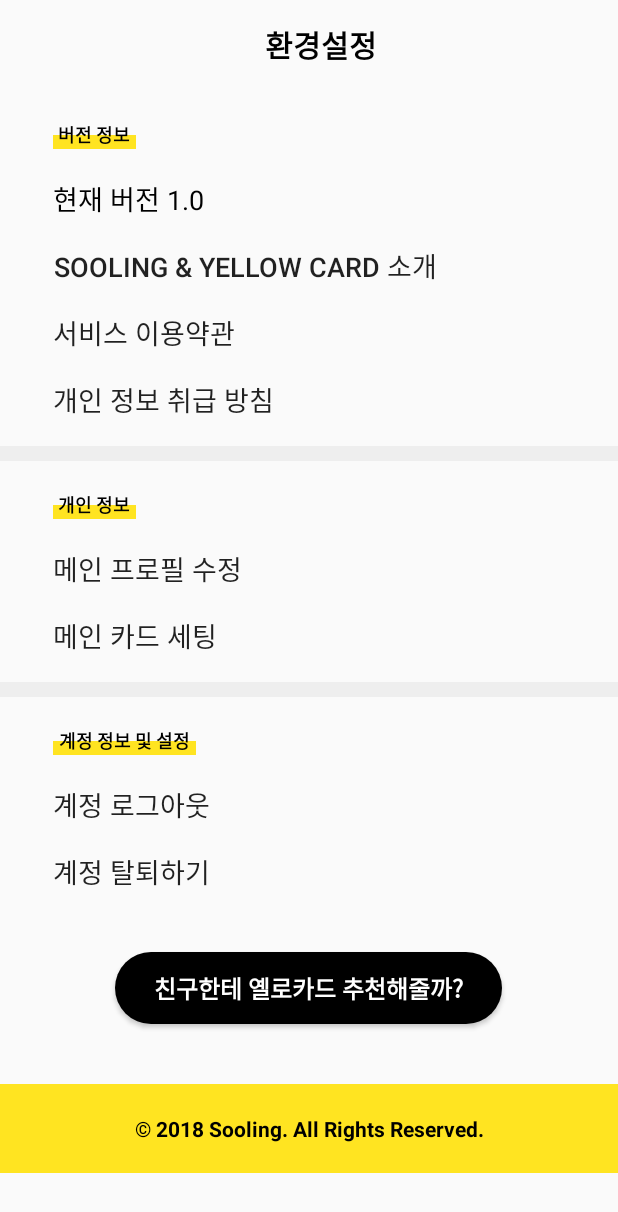
After one commit to alcohol-king/sooling-android, an Android app: the layout activity_setting.xml on its own in the app's theme, with its tools: preview values and no code run, on a phone screen of 412 x 824 dp. The commit adds this screen. Shown: the top 1212 px of the screen. Run offline under Robolectric (Android 15) with nearby library versions, the phone set to English and light mode, and no system bars.

Commit message:
#5 Layout setting activity

```diff
--- a/app/src/main/AndroidManifest.xml
+++ b/app/src/main/AndroidManifest.xml
@@ -27,10 +27,12 @@
             </intent-filter>
         </activity>
         <activity android:name="com.sooling.sooling.activity.add_drink.AddHistoryActivity" />
-        <activity android:name=".activity.CalendarActivity" />
+        <activity android:name=".activity.calendar.CalendarActivity" />
         <activity android:name=".activity.WikiActivity" />
-        <activity android:name=".activity.SettingActivity" />
+        <activity android:name=".activity.setting.SettingActivity" />
         <activity android:name=".activity.login.LoginActivity" />
+        <activity android:name=".activity.setting.SettingCardActivity" />
+        <activity android:name=".activity.setting.SettingProfileActivity" />
     </application>
 
 </manifest>
--- a/app/src/main/java/com/sooling/sooling/activity/add_drink/AddHistoryActivity.kt
+++ b/app/src/main/java/com/sooling/sooling/activity/add_drink/AddHistoryActivity.kt
@@ -19,8 +19,7 @@ class AddHistoryActivity : AppCompatActivity() {
 
     private fun initView() {
         supportActionBar?.setDisplayHomeAsUpEnabled(true)
-        supportActionBar?.setTitle(R.string.all_add_history)
-        // supportActionBar?.setHomeAsUpIndicator(R.drawable.ic_back)
+//         supportActionBar?.setHomeAsUpIndicator(R.drawable.ic_back)
 
         iv_minus.setOnClickListener {
             var count = tv_count.text.toString().toInt()
--- a/app/src/main/java/com/sooling/sooling/activity/SettingActivity.kt
+++ b/app/src/main/java/com/sooling/sooling/activity/calendar/CalendarActivity.kt
@@ -1,9 +1,9 @@
-package com.sooling.sooling.activity
+package com.sooling.sooling.activity.calendar
 
 import android.os.Bundle
 import android.support.v7.app.AppCompatActivity
 
-class SettingActivity : AppCompatActivity() {
+class CalendarActivity : AppCompatActivity() {
 
     override fun onCreate(savedInstanceState: Bundle?) {
         super.onCreate(savedInstanceState)
--- a/app/src/main/java/com/sooling/sooling/activity/login/LoginActivity.kt
+++ b/app/src/main/java/com/sooling/sooling/activity/login/LoginActivity.kt
@@ -2,10 +2,9 @@ package com.sooling.sooling.activity.login
 
 import android.os.Bundle
 import android.support.v7.app.AppCompatActivity
-import android.widget.Toast
 import com.kakao.auth.Session
 import com.sooling.sooling.R
-import kotlinx.android.synthetic.main.activity_main.*
+import kotlinx.android.synthetic.main.activity_login.*
 
 class LoginActivity : AppCompatActivity() {
 
@@ -13,14 +12,9 @@ class LoginActivity : AppCompatActivity() {
 
     override fun onCreate(savedInstanceState: Bundle?) {
         super.onCreate(savedInstanceState)
-        setContentView(R.layout.activity_main)
-
-        btn_test.setOnClickListener {
-            Toast.makeText(this,"test", Toast.LENGTH_SHORT).show()
-        }
+        setContentView(R.layout.activity_login)
 
         btn_kakao_login.performClick()
-
         callback = SessionCallback()
         Session.getCurrentSession().addCallback(callback)
         callback!!.requestMe()
--- a/app/src/main/java/com/sooling/sooling/activity/main/MainActivity.kt
+++ b/app/src/main/java/com/sooling/sooling/activity/main/MainActivity.kt
@@ -8,8 +8,8 @@ import android.view.View
 import com.bumptech.glide.Glide
 import com.bumptech.glide.request.RequestOptions
 import com.sooling.sooling.R
-import com.sooling.sooling.activity.CalendarActivity
-import com.sooling.sooling.activity.SettingActivity
+import com.sooling.sooling.activity.calendar.CalendarActivity
+import com.sooling.sooling.activity.setting.SettingActivity
 import com.sooling.sooling.activity.WikiActivity
 import com.sooling.sooling.activity.add_drink.AddHistoryActivity
 import com.sooling.sooling.adapter.CardListAdapter
--- /dev/null
+++ b/app/src/main/java/com/sooling/sooling/activity/setting/SettingActivity.kt
@@ -0,0 +1,44 @@
+package com.sooling.sooling.activity.setting
+
+import android.graphics.Color
+import android.os.Bundle
+import android.support.v7.app.AppCompatActivity
+import android.text.Spannable
+import android.text.SpannableStringBuilder
+import android.text.style.ForegroundColorSpan
+import android.view.View
+import android.widget.TextView
+import com.sooling.sooling.R
+import kotlinx.android.synthetic.main.activity_setting.*
+import org.jetbrains.anko.startActivity
+
+
+class SettingActivity : AppCompatActivity(), View.OnClickListener {
+
+    override fun onCreate(savedInstanceState: Bundle?) {
+        super.onCreate(savedInstanceState)
+        setContentView(R.layout.activity_setting)
+
+        initView()
+    }
+
+    private fun initView() {
+        supportActionBar?.setDisplayHomeAsUpEnabled(true)
+
+        // 추천 버튼에 색상 지정
+        val span = SpannableStringBuilder(getString(R.string.setting_friend))
+        span.setSpan(ForegroundColorSpan(resources.getColor(R.color.colorBeer))
+                , 4, 9, Spannable.SPAN_EXCLUSIVE_EXCLUSIVE)
+        btn_recommend.setText(span, TextView.BufferType.SPANNABLE)
+
+        btn_profile.setOnClickListener(this)
+        btn_card.setOnClickListener(this)
+    }
+
+    override fun onClick(view: View?) {
+        when (view?.id) {
+            R.id.btn_profile -> startActivity<SettingProfileActivity>()
+            R.id.btn_card -> startActivity<SettingCardActivity>()
+        }
+    }
+}
--- a/app/src/main/java/com/sooling/sooling/activity/CalendarActivity.kt
+++ b/app/src/main/java/com/sooling/sooling/activity/setting/SettingCardActivity.kt
@@ -1,9 +1,9 @@
-package com.sooling.sooling.activity
+package com.sooling.sooling.activity.setting
 
 import android.os.Bundle
 import android.support.v7.app.AppCompatActivity
 
-class CalendarActivity : AppCompatActivity() {
+class SettingCardActivity : AppCompatActivity() {
 
     override fun onCreate(savedInstanceState: Bundle?) {
         super.onCreate(savedInstanceState)
--- /dev/null
+++ b/app/src/main/java/com/sooling/sooling/activity/setting/SettingProfileActivity.kt
@@ -0,0 +1,11 @@
+package com.sooling.sooling.activity.setting
+
+import android.os.Bundle
+import android.support.v7.app.AppCompatActivity
+
+class SettingProfileActivity : AppCompatActivity() {
+
+    override fun onCreate(savedInstanceState: Bundle?) {
+        super.onCreate(savedInstanceState)
+    }
+}
--- a/app/src/main/java/com/sooling/sooling/adapter/CardListAdapter.kt
+++ b/app/src/main/java/com/sooling/sooling/adapter/CardListAdapter.kt
@@ -10,7 +10,9 @@ import android.widget.TextView
 import com.sooling.sooling.R
 import com.sooling.sooling.model.DrinkCard
 import com.sooling.sooling.util.GetCardData
+import kotlinx.android.synthetic.main.item_card.view.*
 import org.jetbrains.anko.backgroundResource
+
 
 class CardListAdapter(val context: Context, val cardList: List<DrinkCard>)
     : RecyclerView.Adapter<CardListAdapter.CardListViewHolder>() {
@@ -37,10 +39,10 @@ class CardListAdapter(val context: Context, val cardList: List<DrinkCard>)
     }
 
     inner class CardListViewHolder(itemView: View) : RecyclerView.ViewHolder(itemView) {
-        val cardBack: View = itemView.findViewById(R.id.view_card_back)
-        val cardMsg: TextView = itemView.findViewById(R.id.tv_card_msg1)
-        val cardMsg2: TextView = itemView.findViewById(R.id.tv_card_msg2)
-        val cardMsg3: TextView = itemView.findViewById(R.id.tv_card_msg3)
-        val drinkIcon: ImageView = itemView.findViewById(R.id.iv_main_drink)
+        val cardBack: View = itemView.view_card_back
+        val cardMsg: TextView = itemView.tv_card_msg1
+        val cardMsg2: TextView = itemView.tv_card_msg2
+        val cardMsg3: TextView = itemView.tv_card_msg3
+        val drinkIcon: ImageView = itemView.iv_main_drink
     }
 }
--- /dev/null
+++ b/app/src/main/res/drawable/back_rect_black2.xml
@@ -0,0 +1,7 @@
+<?xml version="1.0" encoding="utf-8"?>
+<shape xmlns:android="http://schemas.android.com/apk/res/android"
+    android:shape="rectangle">
+    <solid android:color="@android:color/black" />
+
+    <corners android:radius="100dp" />
+</shape>
--- a/app/src/main/res/layout/activity_add_history.xml
+++ b/app/src/main/res/layout/activity_add_history.xml
@@ -16,6 +16,20 @@
         app:layout_constraintRight_toRightOf="parent"
         app:layout_constraintTop_toTopOf="parent">
 
+        <LinearLayout
+            android:layout_width="match_parent"
+            android:layout_height="match_parent"
+            android:gravity="center"
+            android:orientation="vertical">
+
+            <TextView
+                android:layout_width="wrap_content"
+                android:layout_height="wrap_content"
+                android:text="@string/all_add_history"
+                android:textColor="@android:color/black"
+                android:textSize="20sp"
+                android:textStyle="bold" />
+        </LinearLayout>
     </android.support.v7.widget.Toolbar>
 
     <LinearLayout
@@ -84,7 +98,7 @@
                 android:id="@+id/iv_minus"
                 android:layout_width="14dp"
                 android:layout_height="14dp"
-                android:background="@drawable/back_circle_back"
+                android:background="@drawable/back_circle_gray"
                 android:scaleType="fitCenter"
                 android:src="@drawable/ic_minus" />
 
@@ -102,7 +116,7 @@
                 android:id="@+id/iv_plus"
                 android:layout_width="14dp"
                 android:layout_height="14dp"
-                android:background="@drawable/back_circle_back"
+                android:background="@drawable/back_circle_gray"
                 android:scaleType="fitCenter"
                 android:src="@drawable/ic_plus" />
 
--- /dev/null
+++ b/app/src/main/res/layout/activity_setting.xml
@@ -0,0 +1,276 @@
+<?xml version="1.0" encoding="utf-8"?>
+<ScrollView xmlns:android="http://schemas.android.com/apk/res/android"
+    android:layout_width="match_parent"
+    android:layout_height="match_parent"
+    android:orientation="vertical">
+
+    <LinearLayout
+        android:layout_width="match_parent"
+        android:layout_height="wrap_content"
+        android:orientation="vertical">
+
+        <android.support.v7.widget.Toolbar
+            android:id="@+id/toolbar_main"
+            android:layout_width="match_parent"
+            android:layout_height="60dp"
+            android:layout_marginBottom="20dp"
+            android:background="@android:color/transparent"
+            android:elevation="@null"
+            android:gravity="center_vertical">
+
+            <LinearLayout
+                android:layout_width="match_parent"
+                android:layout_height="match_parent"
+                android:gravity="center"
+                android:orientation="vertical">
+
+                <TextView
+                    android:layout_width="wrap_content"
+                    android:layout_height="wrap_content"
+                    android:text="@string/all_setting"
+                    android:textColor="@android:color/black"
+                    android:textSize="20sp"
+                    android:textStyle="bold" />
+            </LinearLayout>
+        </android.support.v7.widget.Toolbar>
+
+        <FrameLayout
+            android:layout_width="55dp"
+            android:layout_height="19dp"
+            android:layout_marginLeft="35dp">
+
+            <LinearLayout
+                android:layout_width="match_parent"
+                android:layout_height="match_parent"
+                android:gravity="bottom"
+                android:orientation="vertical">
+
+                <View
+                    android:layout_width="match_parent"
+                    android:layout_height="9dp"
+                    android:background="@color/colorBeer" />
+            </LinearLayout>
+
+            <LinearLayout
+                android:layout_width="match_parent"
+                android:layout_height="match_parent"
+                android:gravity="center"
+                android:orientation="vertical">
+
+                <TextView
+                    android:layout_width="wrap_content"
+                    android:layout_height="wrap_content"
+                    android:gravity="center"
+                    android:text="@string/setting_title1"
+                    android:textColor="@android:color/black"
+                    android:textSize="12sp"
+                    android:textStyle="bold" />
+            </LinearLayout>
+        </FrameLayout>
+
+        <TextView
+            android:id="@+id/tv_version"
+            android:layout_width="wrap_content"
+            android:layout_height="wrap_content"
+            android:layout_marginLeft="35dp"
+            android:layout_marginTop="19dp"
+            android:text="@string/setting_version"
+            android:textColor="@android:color/black"
+            android:textSize="18sp" />
+
+        <Button
+            android:id="@+id/btn_intro"
+            android:layout_width="wrap_content"
+            android:layout_height="wrap_content"
+            android:layout_marginVertical="17dp"
+            android:layout_marginLeft="35dp"
+            android:background="@android:color/transparent"
+            android:minWidth="0dp"
+            android:minHeight="0dp"
+            android:padding="0dp"
+            android:text="@string/setting_intro"
+            android:textSize="18dp" />
+
+        <Button
+            android:id="@+id/btn_service"
+            android:layout_width="wrap_content"
+            android:layout_height="wrap_content"
+            android:layout_marginLeft="35dp"
+            android:background="@android:color/transparent"
+            android:minWidth="0dp"
+            android:minHeight="0dp"
+            android:padding="0dp"
+            android:text="@string/setting_service"
+            android:textSize="18dp" />
+
+
+        <Button
+            android:id="@+id/btn_policy"
+            android:layout_width="wrap_content"
+            android:layout_height="wrap_content"
+            android:layout_marginVertical="17dp"
+            android:layout_marginLeft="35dp"
+            android:background="@android:color/transparent"
+            android:minWidth="0dp"
+            android:minHeight="0dp"
+            android:padding="0dp"
+            android:text="@string/setting_policy"
+            android:textSize="18dp" />
+
+        <View
+            android:layout_width="match_parent"
+            android:layout_height="10dp"
+            android:background="@color/colorBtnGray" />
+
+        <FrameLayout
+            android:layout_width="55dp"
+            android:layout_height="19dp"
+            android:layout_marginVertical="19dp"
+            android:layout_marginLeft="35dp">
+
+            <LinearLayout
+                android:layout_width="match_parent"
+                android:layout_height="match_parent"
+                android:gravity="bottom"
+                android:orientation="vertical">
+
+                <View
+                    android:layout_width="match_parent"
+                    android:layout_height="9dp"
+                    android:background="@color/colorBeer" />
+            </LinearLayout>
+
+            <LinearLayout
+                android:layout_width="match_parent"
+                android:layout_height="match_parent"
+                android:gravity="center"
+                android:orientation="vertical">
+
+                <TextView
+                    android:layout_width="wrap_content"
+                    android:layout_height="wrap_content"
+                    android:gravity="center"
+                    android:text="@string/setting_title2"
+                    android:textColor="@android:color/black"
+                    android:textSize="12sp"
+                    android:textStyle="bold" />
+            </LinearLayout>
+        </FrameLayout>
+
+        <Button
+            android:id="@+id/btn_profile"
+            android:layout_width="wrap_content"
+            android:layout_height="wrap_content"
+            android:layout_marginLeft="35dp"
+            android:background="@android:color/transparent"
+            android:minWidth="0dp"
+            android:minHeight="0dp"
+            android:padding="0dp"
+            android:text="@string/setting_profile"
+            android:textSize="18dp" />
+
+        <Button
+            android:id="@+id/btn_card"
+            android:layout_width="wrap_content"
+            android:layout_height="wrap_content"
+            android:layout_marginVertical="17dp"
+            android:layout_marginLeft="35dp"
+            android:background="@android:color/transparent"
+            android:minWidth="0dp"
+            android:minHeight="0dp"
+            android:padding="0dp"
+            android:text="@string/setting_card"
+            android:textSize="18dp" />
+
+        <View
+            android:layout_width="match_parent"
+            android:layout_height="10dp"
+            android:background="@color/colorBtnGray" />
+
+        <FrameLayout
+            android:layout_width="95dp"
+            android:layout_height="19dp"
+            android:layout_marginVertical="19dp"
+            android:layout_marginLeft="35dp">
+
+            <LinearLayout
+                android:layout_width="match_parent"
+                android:layout_height="match_parent"
+                android:gravity="bottom"
+                android:orientation="vertical">
+
+                <View
+                    android:layout_width="match_parent"
+                    android:layout_height="9dp"
+                    android:background="@color/colorBeer" />
+            </LinearLayout>
+
+            <LinearLayout
+                android:layout_width="match_parent"
+                android:layout_height="match_parent"
+                android:gravity="center"
+                android:orientation="vertical">
+
+                <TextView
+                    android:layout_width="wrap_content"
+                    android:layout_height="wrap_content"
+                    android:gravity="center"
+                    android:text="@string/setting_title3"
+                    android:textColor="@android:color/black"
+                    android:textSize="12sp"
+                    android:textStyle="bold" />
+            </LinearLayout>
+        </FrameLayout>
+
+
+        <Button
+            android:id="@+id/btn_logout"
+            android:layout_width="wrap_content"
+            android:layout_height="wrap_content"
+            android:layout_marginLeft="35dp"
+            android:background="@android:color/transparent"
+            android:minWidth="0dp"
+            android:minHeight="0dp"
+            android:padding="0dp"
+            android:text="@string/setting_logout"
+            android:textSize="18dp" />
+
+        <Button
+            android:id="@+id/btn_delete_account"
+            android:layout_width="wrap_content"
+            android:layout_height="wrap_content"
+            android:layout_marginLeft="35dp"
+            android:layout_marginTop="17dp"
+            android:background="@android:color/transparent"
+            android:minWidth="0dp"
+            android:minHeight="0dp"
+            android:padding="0dp"
+            android:text="@string/setting_delete"
+            android:textSize="18dp" />
+
+        <Button
+            android:id="@+id/btn_recommend"
+            android:layout_width="wrap_content"
+            android:layout_height="wrap_content"
+            android:layout_gravity="center_horizontal"
+            android:layout_marginVertical="40dp"
+            android:background="@drawable/back_rect_black2"
+            android:elevation="@null"
+            android:paddingHorizontal="26dp"
+            android:paddingVertical="9dp"
+            android:text="@string/setting_friend"
+            android:textColor="@android:color/white"
+            android:textSize="16sp"
+            android:textStyle="bold" />
+
+        <TextView
+            android:layout_width="match_parent"
+            android:layout_height="wrap_content"
+            android:background="@color/colorBeer"
+            android:gravity="center"
+            android:paddingVertical="20dp"
+            android:text="@string/setting_right"
+            android:textColor="@android:color/black"
+            android:textStyle="bold" />
+    </LinearLayout>
+</ScrollView>
--- a/app/src/main/res/values/strings.xml
+++ b/app/src/main/res/values/strings.xml
@@ -1,13 +1,16 @@
 <resources>
-    <string name="app_name">Sooling</string>
+    <string name="app_name">옐로카드</string>
+    <string name="app_version">1.0</string>
     <string name="kakao_app_key">a879fa1e1d92450279113db589d86fb3</string>
 
     <string name="all_ok">확인</string>
     <string name="all_cancel">취소</string>
+    <string name="all_finish">완료</string>
     <string name="all_setting">환경설정</string>
     <string name="all_add_history">주량등록</string>
     <string name="all_calendar">캘린더</string>
     <string name="all_wiki">백과사전</string>
+    <string name="all_share">카드 공유</string>
     <string name="all_soju">소주</string>
     <string name="all_beer">맥주</string>
     <string name="all_wine">와인</string>
@@ -15,6 +18,8 @@
     <string name="all_year">년</string>
     <string name="all_month">월</string>
     <string name="all_day">일</string>
+
+    <string name="splash_msg">건강한 음주문화를 위한\n신개념 주량명함</string>
 
     <string name="main_title">Yellow Card</string>
     <string name="main_msg1">내가 가장 좋아하는 </string>
@@ -24,7 +29,28 @@
     <string name="main_msg5">함께 즐길 수 있어요.</string>
 
     <string name="add_msg">즐거운 술자리를 가졌나요?\n스텝에 맞게 입력해 주시면, 기록을 볼 수 있어요!</string>
-    <string name="add_question1">언제 마셨나요?</string>
-    <string name="add_question2">누구와 마셨나요?</string>
-    <string name="add_question3">어떤 술을 얼마나 마셨나요?</string>
+    <string name="add_question1">언제 마셨어?</string>
+    <string name="add_question2">누구랑 마셨어?</string>
+    <string name="add_question2_msg">몇 명의 친구와 즐거운 술자리를 가졌나요?</string>
+    <string name="add_question3">얼마나 마셨어?</string>
+
+    <string name="setting_title1">버전 정보</string>
+    <string name="setting_title2">개인 정보</string>
+    <string name="setting_title3">계정 정보 및 설정</string>
+    <string name="setting_version">현재 버전 1.0</string>
+    <string name="setting_update">업데이트</string>
+    <string name="setting_intro">Sooling &amp; Yellow Card 소개</string>
+    <string name="setting_service">서비스 이용약관</string>
+    <string name="setting_policy">개인 정보 취급 방침</string>
+    <string name="setting_profile">메인 프로필 수정</string>
+    <string name="setting_card">메인 카드 세팅</string>
+    <string name="setting_logout">계정 로그아웃</string>
+    <string name="setting_delete">계정 탈퇴하기</string>
+    <string name="setting_friend">친구한테 옐로카드 추천해줄까?</string>
+    <string name="setting_right">© 2018 Sooling. All Rights Reserved.</string>
+    <string name="setting_name">닉네임</string>
+    <string name="setting_state">음주 상태말</string>
+    <string name="setting_state_msg">상태 메세지를 입력해주세요.</string>
+    <string name="setting_label">라벨 지정</string>
+    <string name="setting_label_msg">주량라벨은 옐로카드만의 기준에 맞추어 보여집니다.\n최소 하나의 라벨을 지정해주세요 :)</string>
 </resources>
```
Also changed, not shown: app/src/main/res/drawable/back_circle_gray.xml (renamed from app/src/main/res/drawable/back_circle_back.xml), app/src/main/res/drawable/logo.png (added), app/src/main/res/drawable/logo_2x.png (added).
